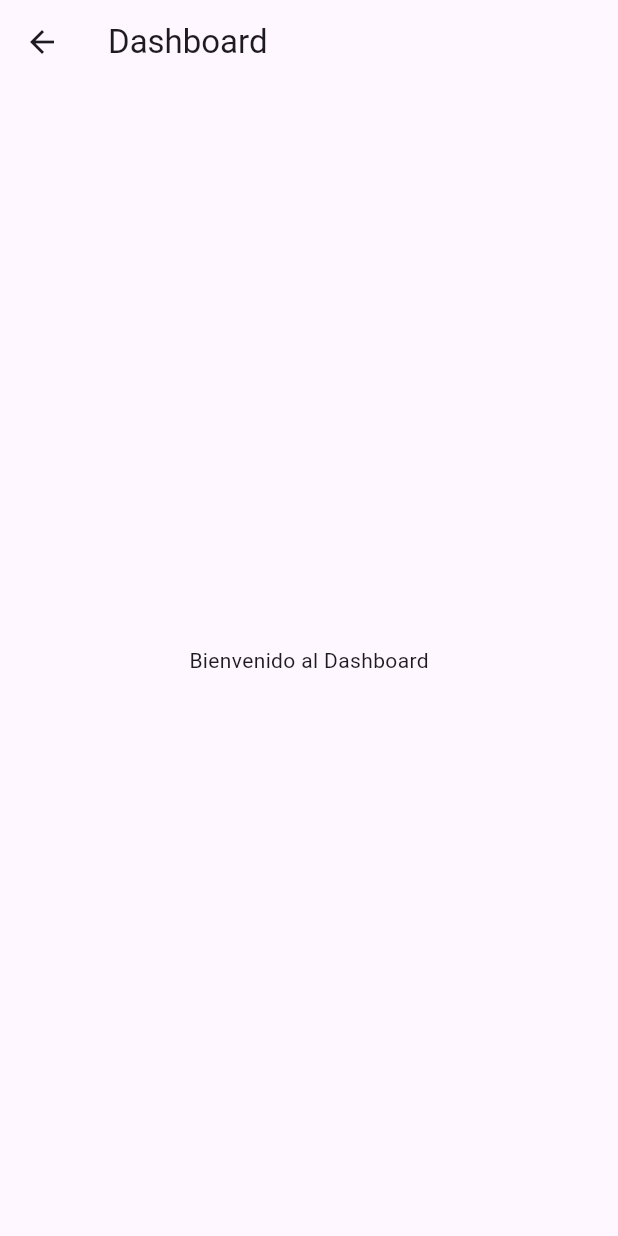
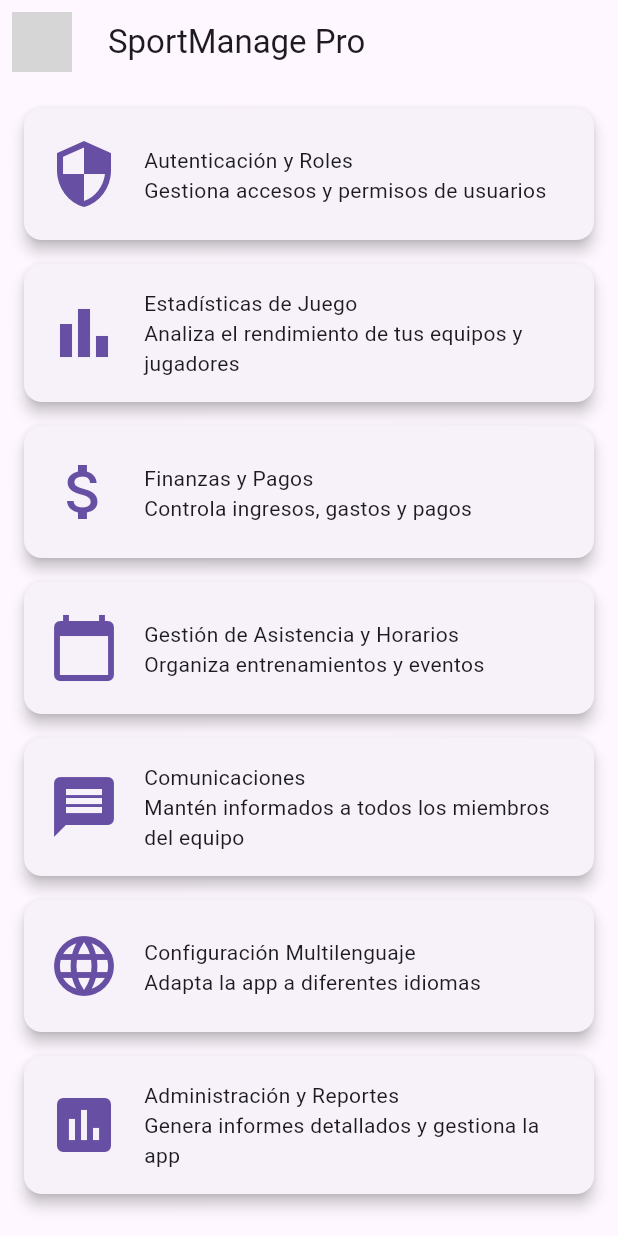
Before and after one commit to hernanmg/sportify_frontEnd, a Flutter app: the DashboardScreen screen opened by its route, on a phone screen of 412 x 824 dp. Run offline on Flutter 3.47's test engine with Material 3 defaults, Android fonts, the phone set to English and light mode, and no system bars; our stand-ins replace font_awesome_flutter, google_sign_in, shared_preferences; missing offline and left inert: flutter_facebook_auth; accounts and stored records are empty; grey boxes are pictures that could not be loaded.

Commit message:
se agrega codigo dashboard

```diff
--- a/lib/features/dashboard/dashboard_screen.dart
+++ b/lib/features/dashboard/dashboard_screen.dart
@@ -1,14 +1,91 @@
 import 'package:flutter/material.dart';
 
 class DashboardScreen extends StatelessWidget {
+  const DashboardScreen({Key? key}) : super(key: key);
+
   @override
   Widget build(BuildContext context) {
     return Scaffold(
       appBar: AppBar(
-        title: Text('Dashboard'),
+        title: const Text('SportManage Pro'),
+        leading: Padding(
+          padding: const EdgeInsets.all(8.0),
+          child: Image.asset(
+              'assets/logo_placeholder.png'), // Placeholder para el logo
+        ),
       ),
-      body: Center(
-        child: Text('Bienvenido al Dashboard'),
+      body: ListView(
+        padding: const EdgeInsets.all(16.0),
+        children: [
+          _buildFeatureCard(
+            context,
+            'Autenticación y Roles',
+            Icons.security,
+            'Gestiona accesos y permisos de usuarios',
+          ),
+          _buildFeatureCard(
+            context,
+            'Estadísticas de Juego',
+            Icons.bar_chart,
+            'Analiza el rendimiento de tus equipos y jugadores',
+          ),
+          _buildFeatureCard(
+            context,
+            'Finanzas y Pagos',
+            Icons.attach_money,
+            'Controla ingresos, gastos y pagos',
+          ),
+          _buildFeatureCard(
+            context,
+            'Gestión de Asistencia y Horarios',
+            Icons.calendar_today,
+            'Organiza entrenamientos y eventos',
+          ),
+          _buildFeatureCard(
+            context,
+            'Comunicaciones',
+            Icons.message,
+            'Mantén informados a todos los miembros del equipo',
+          ),
+          _buildFeatureCard(
+            context,
+            'Configuración Multilenguaje',
+            Icons.language,
+            'Adapta la app a diferentes idiomas',
+          ),
+          _buildFeatureCard(
+            context,
+            'Administración y Reportes',
+            Icons.assessment,
+            'Genera informes detallados y gestiona la app',
+          ),
+        ],
+      ),
+    );
+  }
+
+  Widget _buildFeatureCard(
+      BuildContext context, String title, IconData icon, String description) {
+    return Card(
+      elevation: 4,
+      margin: const EdgeInsets.only(bottom: 16),
+      child: ListTile(
+        contentPadding: const EdgeInsets.symmetric(horizontal: 16, vertical: 8),
+        leading: Icon(icon, size: 48, color: Theme.of(context).primaryColor),
+        title: Text(
+          title,
+          style: Theme.of(context).textTheme.bodyMedium,
+        ),
+        subtitle: Text(
+          description,
+          style: Theme.of(context).textTheme.bodyMedium,
+        ),
+        onTap: () {
+          // Aquí puedes agregar la navegación a cada módulo
+          ScaffoldMessenger.of(context).showSnackBar(
+            SnackBar(content: Text('Navegando a $title')),
+          );
+        },
       ),
     );
   }
```
